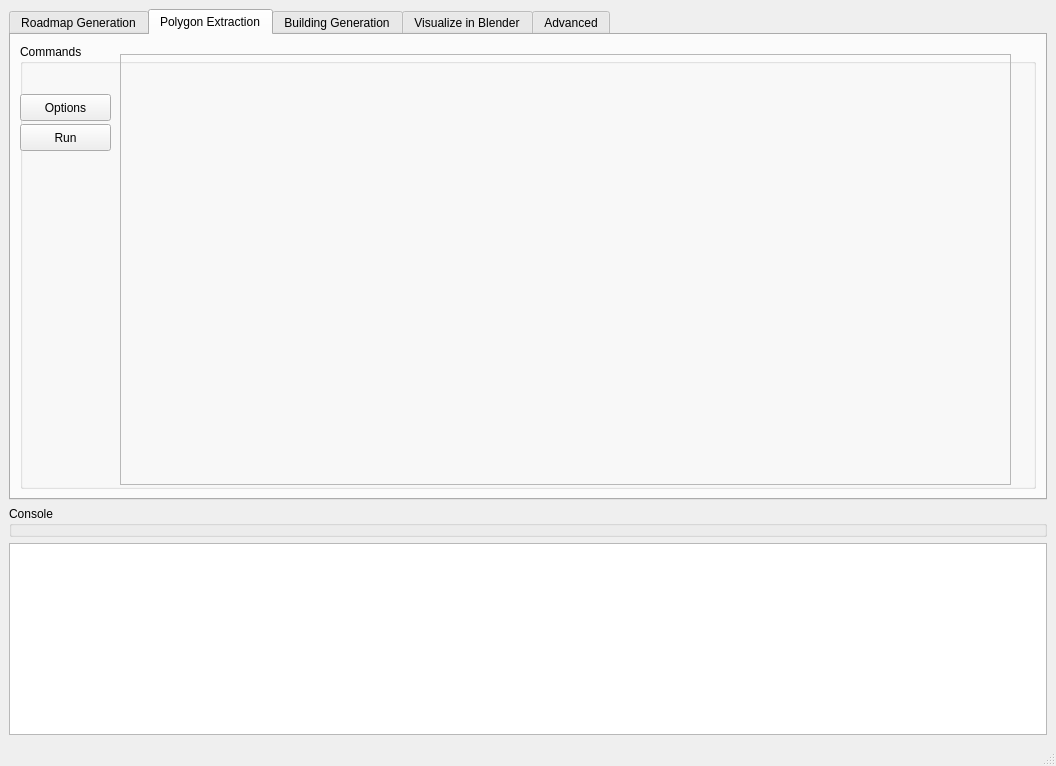
josauder/procedural_city_generation, file window.ui: the form before one commit.
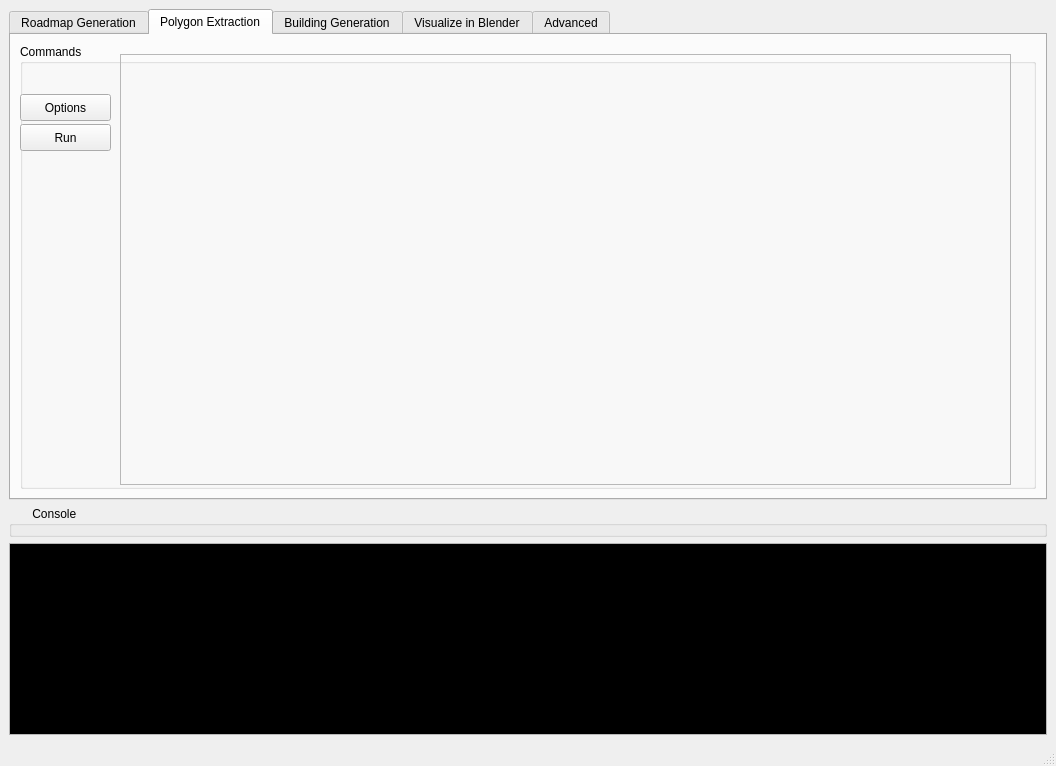
The form after the commit. The open tabs and pages were chosen to show the change. Custom widgets are drawn as their Qt base class.

The edit to the form file:
```diff
--- a/window.ui
+++ b/window.ui
@@ -17,13 +17,223 @@
    <layout class="QGridLayout" name="gridLayout">
     <item row="3" column="0">
      <widget class="QGroupBox" name="console_header">
+      <property name="palette">
+       <palette>
+        <active>
+         <colorrole role="Light">
+          <brush brushstyle="SolidPattern">
+           <color alpha="255">
+            <red>189</red>
+            <green>189</green>
+            <blue>189</blue>
+           </color>
+          </brush>
+         </colorrole>
+         <colorrole role="Base">
+          <brush brushstyle="SolidPattern">
+           <color alpha="255">
+            <red>180</red>
+            <green>180</green>
+            <blue>180</blue>
+           </color>
+          </brush>
+         </colorrole>
+        </active>
+        <inactive>
+         <colorrole role="Light">
+          <brush brushstyle="SolidPattern">
+           <color alpha="255">
+            <red>189</red>
+            <green>189</green>
+            <blue>189</blue>
+           </color>
+          </brush>
+         </colorrole>
+         <colorrole role="Base">
+          <brush brushstyle="SolidPattern">
+           <color alpha="255">
+            <red>180</red>
+            <green>180</green>
+            <blue>180</blue>
+           </color>
+          </brush>
+         </colorrole>
+        </inactive>
+        <disabled>
+         <colorrole role="Light">
+          <brush brushstyle="SolidPattern">
+           <color alpha="255">
+            <red>189</red>
+            <green>189</green>
+            <blue>189</blue>
+           </color>
+          </brush>
+         </colorrole>
+         <colorrole role="Base">
+          <brush brushstyle="SolidPattern">
+           <color alpha="255">
+            <red>255</red>
+            <green>255</green>
+            <blue>255</blue>
+           </color>
+          </brush>
+         </colorrole>
+        </disabled>
+       </palette>
+      </property>
       <property name="title">
-       <string>Console</string>
+       <string>       Console</string>
       </property>
      </widget>
     </item>
     <item row="4" column="0">
-     <widget class="QPlainTextEdit" name="console"/>
+     <widget class="QPlainTextEdit" name="console">
+      <property name="palette">
+       <palette>
+        <active>
+         <colorrole role="WindowText">
+          <brush brushstyle="SolidPattern">
+           <color alpha="255">
+            <red>255</red>
+            <green>255</green>
+            <blue>255</blue>
+           </color>
+          </brush>
+         </colorrole>
+         <colorrole role="Light">
+          <brush brushstyle="SolidPattern">
+           <color alpha="255">
+            <red>0</red>
+            <green>0</green>
+            <blue>0</blue>
+           </color>
+          </brush>
+         </colorrole>
+         <colorrole role="Text">
+          <brush brushstyle="SolidPattern">
+           <color alpha="255">
+            <red>255</red>
+            <green>255</green>
+            <blue>255</blue>
+           </color>
+          </brush>
+         </colorrole>
+         <colorrole role="ButtonText">
+          <brush brushstyle="SolidPattern">
+           <color alpha="255">
+            <red>255</red>
+            <green>255</green>
+            <blue>255</blue>
+           </color>
+          </brush>
+         </colorrole>
+         <colorrole role="Base">
+          <brush brushstyle="SolidPattern">
+           <color alpha="255">
+            <red>0</red>
+            <green>0</green>
+            <blue>0</blue>
+           </color>
+          </brush>
+         </colorrole>
+        </active>
+        <inactive>
+         <colorrole role="WindowText">
+          <brush brushstyle="SolidPattern">
+           <color alpha="255">
+            <red>255</red>
+            <green>255</green>
+            <blue>255</blue>
+           </color>
+          </brush>
+         </colorrole>
+         <colorrole role="Light">
+          <brush brushstyle="SolidPattern">
+           <color alpha="255">
+            <red>0</red>
+            <green>0</green>
+            <blue>0</blue>
+           </color>
+          </brush>
+         </colorrole>
+         <colorrole role="Text">
+          <brush brushstyle="SolidPattern">
+           <color alpha="255">
+            <red>255</red>
+            <green>255</green>
+            <blue>255</blue>
+           </color>
+          </brush>
+         </colorrole>
+         <colorrole role="ButtonText">
+          <brush brushstyle="SolidPattern">
+           <color alpha="255">
+            <red>255</red>
+            <green>255</green>
+            <blue>255</blue>
+           </color>
+          </brush>
+         </colorrole>
+         <colorrole role="Base">
+          <brush brushstyle="SolidPattern">
+           <color alpha="255">
+            <red>0</red>
+            <green>0</green>
+            <blue>0</blue>
+           </color>
+          </brush>
+         </colorrole>
+        </inactive>
+        <disabled>
+         <colorrole role="WindowText">
+          <brush brushstyle="SolidPattern">
+           <color alpha="255">
+            <red>159</red>
+            <green>158</green>
+            <blue>158</blue>
+           </color>
+          </brush>
+         </colorrole>
+         <colorrole role="Light">
+          <brush brushstyle="SolidPattern">
+           <color alpha="255">
+            <red>0</red>
+            <green>0</green>
+            <blue>0</blue>
+           </color>
+          </brush>
+         </colorrole>
+         <colorrole role="Text">
+          <brush brushstyle="SolidPattern">
+           <color alpha="255">
+            <red>159</red>
+            <green>158</green>
+            <blue>158</blue>
+           </color>
+          </brush>
+         </colorrole>
+         <colorrole role="ButtonText">
+          <brush brushstyle="SolidPattern">
+           <color alpha="255">
+            <red>159</red>
+            <green>158</green>
+            <blue>158</blue>
+           </color>
+          </brush>
+         </colorrole>
+         <colorrole role="Base">
+          <brush brushstyle="SolidPattern">
+           <color alpha="255">
+            <red>255</red>
+            <green>255</green>
+            <blue>255</blue>
+           </color>
+          </brush>
+         </colorrole>
+        </disabled>
+       </palette>
+      </property>
+     </widget>
     </item>
     <item row="2" column="0">
      <widget class="QTabWidget" name="tabWidget">
```
Left out of the diff: 4 changed lines with no effect on the pictures.
